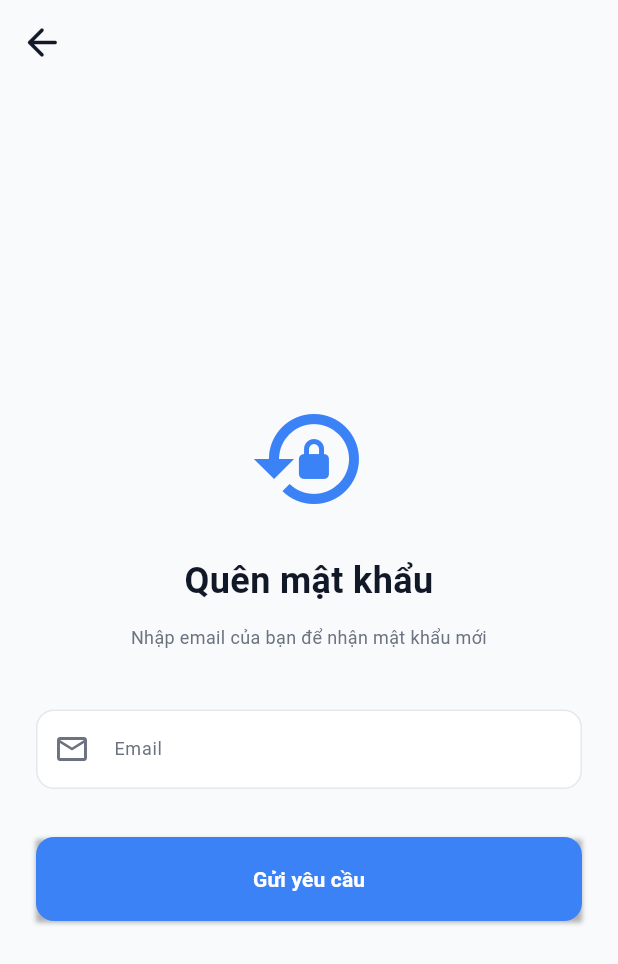
After one commit to tuananh0405-collab/app-fe-v2, a Flutter app: the screen it shows after launch, after a tap on "Forgot password?", on a phone screen of 412 x 824 dp. The commit adds this screen. Shown: the top 964 px of the screen. Run offline on Flutter 3.47's test engine with Material 3 defaults, Android fonts, the phone set to English and light mode, and no system bars; drawn by our look-alikes of flutter_animate; our stand-ins replace dartz, device_info_plus, dio, equatable, firebase_core, firebase_messaging and 16 more; accounts and stored records are empty; network calls fail; Roboto replaces fonts that are missing (Poppins).

Commit message:
add forgot password

```diff
--- a/lib/core/routing/app_router.dart
+++ b/lib/core/routing/app_router.dart
@@ -20,6 +20,7 @@ import 'package:go_router/go_router.dart';
 
 import '../../features/auth/application/auth_controller.dart';
 import '../../features/auth/presentation/sign_in_screen.dart';
+import '../../features/auth/presentation/forgot_password_screen.dart';
 import '../../features/auth/presentation/change_password_screen.dart';
 import '../../features/auth/providers/auth_providers.dart';
 import '../../features/home/presentation/home_screen.dart';
@@ -37,6 +38,7 @@ final routerProvider = Provider<GoRouter>((ref) {
     redirect: (context, state) {
       final currentPath = state.uri.path;
       final loggingIn = currentPath == AppRoutePath.signIn;
+      final forgotPassword = currentPath == AppRoutePath.forgotPassword;
       final changingPassword = currentPath == AppRoutePath.changePassword;
 
       if (changingPassword) {
@@ -48,7 +50,8 @@ final routerProvider = Provider<GoRouter>((ref) {
       }
 
       if (!auth.isAuthenticated) {
-        return loggingIn ? null : AppRoutePath.signIn;
+        // Allow access to sign-in and forgot-password screens when unauthenticated
+        return (loggingIn || forgotPassword) ? null : AppRoutePath.signIn;
       }
 
       if (loggingIn) {
@@ -64,6 +67,12 @@ final routerProvider = Provider<GoRouter>((ref) {
         path: AppRoutePath.signIn,
         name: AppRouteName.signIn,
         builder: (context, state) => const SignInScreen(),
+      ),
+
+      GoRoute(
+        path: AppRoutePath.forgotPassword,
+        name: AppRouteName.forgotPassword,
+        builder: (context, state) => const ForgotPasswordScreen(),
       ),
 
       GoRoute(
--- a/lib/core/routing/routes.dart
+++ b/lib/core/routing/routes.dart
@@ -1,6 +1,7 @@
 class AppRouteName {
 
   static const signIn = 'sign-in';
+  static const forgotPassword = 'forgot-password';
   static const changePassword = 'change-password';
   static const home = 'home';
 
@@ -47,6 +48,7 @@ class AppRouteName {
 class AppRoutePath {
 
   static const signIn = '/sign-in';
+  static const forgotPassword = '/forgot-password';
   static const changePassword = '/change-password';
   static const home = '/home';
 
--- a/lib/features/auth/domain/repositories/auth_repository.dart
+++ b/lib/features/auth/domain/repositories/auth_repository.dart
@@ -23,4 +23,6 @@ abstract class AuthRepository {
     required String currentPassword,
     required String newPassword,
   });
+
+  Future<Either<Failure, void>> forgotPassword({required String email});
 }
--- /dev/null
+++ b/lib/features/auth/domain/usecases/forgot_password_usecase.dart
@@ -0,0 +1,15 @@
+import 'package:dartz/dartz.dart';
+import '../../../../core/error/failures.dart';
+import '../../../../core/usecases/usecase.dart';
+import '../repositories/auth_repository.dart';
+
+class ForgotPasswordUseCase implements UseCase<void, String> {
+  final AuthRepository repository;
+
+  ForgotPasswordUseCase(this.repository);
+
+  @override
+  Future<Either<Failure, void>> call(String email) async {
+    return await repository.forgotPassword(email: email);
+  }
+}
--- /dev/null
+++ b/lib/features/auth/presentation/forgot_password_screen.dart
@@ -0,0 +1,179 @@
+import 'package:flutter/material.dart';
+import 'package:flutter_riverpod/flutter_riverpod.dart';
+import 'package:go_router/go_router.dart';
+import '../../../flutter_flow/flutter_flow.dart';
+import '../providers/auth_providers.dart';
+
+class ForgotPasswordScreen extends ConsumerStatefulWidget {
+  const ForgotPasswordScreen({super.key});
+
+  @override
+  ConsumerState<ForgotPasswordScreen> createState() => _ForgotPasswordScreenState();
+}
+
+class _ForgotPasswordScreenState extends ConsumerState<ForgotPasswordScreen>
+    with TickerProviderStateMixin, AnimationControllerMixin<ForgotPasswordScreen> {
+  final _formKey = GlobalKey<FormState>();
+  final _emailController = TextEditingController();
+
+  @override
+  void initState() {
+    super.initState();
+    setupAnimations({
+      'logoOnPageLoad': AnimationInfo(
+        trigger: AnimationTrigger.onPageLoad,
+        effects: FFAnimations.scaleIn(
+          delay: const Duration(milliseconds: 100),
+          duration: const Duration(milliseconds: 600),
+        ),
+      ),
+      'formOnPageLoad': AnimationInfo(
+        trigger: AnimationTrigger.onPageLoad,
+        effects: FFAnimations.fadeInSlideUp(
+          delay: const Duration(milliseconds: 200),
+          duration: const Duration(milliseconds: 600),
+        ),
+      ),
+    });
+  }
+
+  @override
+  void dispose() {
+    _emailController.dispose();
+    super.dispose();
+  }
+
+  void _handleSubmit() {
+    if (_formKey.currentState!.validate()) {
+      ref.read(forgotPasswordControllerProvider.notifier).forgotPassword(
+            _emailController.text.trim(),
+          );
+    }
+  }
+
+  @override
+  Widget build(BuildContext context) {
+    final state = ref.watch(forgotPasswordControllerProvider);
+    final theme = FlutterFlowTheme.of(context);
+
+    ref.listen(forgotPasswordControllerProvider, (previous, next) {
+      if (next.errorMessage != null) {
+        showSnackbar(context, next.errorMessage!);
+      }
+      if (next.isSuccess) {
+        showSnackbar(context, 'Mật khẩu mới đã được gửi vào email của bạn');
+        context.pop();
+        ref.read(forgotPasswordControllerProvider.notifier).reset();
+      }
+    });
+
+    return Scaffold(
+      backgroundColor: theme.primaryBackground,
+      appBar: AppBar(
+        backgroundColor: theme.primaryBackground,
+        automaticallyImplyLeading: false,
+        leading: IconButton(
+          icon: Icon(
+            Icons.arrow_back_rounded,
+            color: theme.primaryText,
+            size: 30,
+          ),
+          onPressed: () => context.pop(),
+        ),
+        elevation: 0,
+      ),
+      body: SafeArea(
+        child: Center(
+          child: SingleChildScrollView(
+            padding: const EdgeInsets.all(24.0),
+            child: Form(
+              key: _formKey,
+              child: Column(
+                mainAxisAlignment: MainAxisAlignment.center,
+                crossAxisAlignment: CrossAxisAlignment.stretch,
+                children: [
+                  Icon(
+                    Icons.lock_reset,
+                    size: 80,
+                    color: theme.primaryColor,
+                  ).animateOnPageLoad(animationsMap['logoOnPageLoad']!),
+                  const SizedBox(height: 24),
+                  Text(
+                    'Quên mật khẩu',
+                    style: theme.title1,
+                    textAlign: TextAlign.center,
+                  ),
+                  const SizedBox(height: 12),
+                  Text(
+                    'Nhập email của bạn để nhận mật khẩu mới',
+                    style: theme.bodyText2,
+                    textAlign: TextAlign.center,
+                  ),
+                  const SizedBox(height: 40),
+                  TextFormField(
+                    controller: _emailController,
+                    keyboardType: TextInputType.emailAddress,
+                    style: theme.bodyText1,
+                    decoration: InputDecoration(
+                      labelText: 'Email',
+                      labelStyle: theme.bodyText2,
+                      prefixIcon: Icon(Icons.email_outlined, color: theme.secondaryText),
+                      border: OutlineInputBorder(
+                        borderRadius: BorderRadius.circular(12),
+                      ),
+                      enabledBorder: OutlineInputBorder(
+                        borderRadius: BorderRadius.circular(12),
+                        borderSide: BorderSide(color: theme.alternate),
+                      ),
+                      focusedBorder: OutlineInputBorder(
+                        borderRadius: BorderRadius.circular(12),
+                        borderSide: BorderSide(color: theme.primaryColor, width: 2),
+                      ),
+                      filled: true,
+                      fillColor: theme.secondaryBackground,
+                    ),
+                    validator: (value) {
+                      if (value == null || value.isEmpty) {
+                        return 'Vui lòng nhập email';
+                      }
+                      if (!RegExp(r'^[\w-\.]+@([\w-]+\.)+[\w-]{2,4}$')
+                          .hasMatch(value)) {
+                        return 'Email không hợp lệ';
+                      }
+                      return null;
+                    },
+                  ),
+                  const SizedBox(height: 32),
+                  FFButton(
+                    onPressed: state.isLoading ? null : _handleSubmit,
+                    text: 'Gửi yêu cầu',
+                    options: FFButtonOptions(
+                      width: double.infinity,
+                      height: 56,
+                      color: theme.primaryColor,
+                      disabledColor: theme.secondaryText,
+                      textStyle: theme.subtitle1.override(
+                        color: Colors.white,
+                        fontWeight: FontWeight.w600,
+                      ),
+                      borderRadius: BorderRadius.circular(12),
+                      elevation: 2,
+                    ),
+                  ),
+                  if (state.isLoading)
+                    Padding(
+                      padding: const EdgeInsets.only(top: 16),
+                      child: FFLoadingIndicator(
+                        size: 40,
+                        color: theme.primaryColor,
+                      ),
+                    ),
+                ],
+              ).animateOnPageLoad(animationsMap['formOnPageLoad']!),
+            ),
+          ),
+        ),
+      ),
+    );
+  }
+}
--- a/lib/features/auth/presentation/sign_in_screen.dart
+++ b/lib/features/auth/presentation/sign_in_screen.dart
@@ -137,11 +137,11 @@ class _SignInScreenState extends ConsumerState<SignInScreen>
                     ),
                     validator: (value) {
                       if (value == null || value.isEmpty) {
-                        return 'Vui lòng nhập email';
+                        return 'Please enter your email';
                       }
                       if (!RegExp(r'^[\w-\.]+@([\w-]+\.)+[\w-]{2,4}$')
                           .hasMatch(value)) {
-                        return 'Email không hợp lệ';
+                        return 'Please enter a valid email';
                       }
                       return null;
                     },
@@ -154,7 +154,7 @@ class _SignInScreenState extends ConsumerState<SignInScreen>
                     obscureText: _obscurePassword,
                     style: theme.bodyText1,
                     decoration: InputDecoration(
-                      labelText: 'Mật khẩu',
+                      labelText: 'Password',
                       labelStyle: theme.bodyText2,
                       prefixIcon: Icon(Icons.lock_outline, color: theme.secondaryText),
                       border: OutlineInputBorder(
@@ -186,12 +186,31 @@ class _SignInScreenState extends ConsumerState<SignInScreen>
                     ),
                     validator: (value) {
                       if (value == null || value.isEmpty) {
-                        return 'Vui lòng nhập mật khẩu';
+                        return 'Please enter your password';
                       }
                       return null;
                     },
                   ),
-                  const SizedBox(height: 32),
+                  const SizedBox(height: 16),
+
+                  // Forgot Password
+                  Align(
+                    alignment: Alignment.centerRight,
+                    child: TextButton(
+                      onPressed: () {
+                        context.push(AppRoutePath.forgotPassword);
+                      },
+                      child: Text(
+                        'Forgot password?',
+                        style: theme.bodyText2.override(
+                          color: theme.primaryColor,
+                          fontWeight: FontWeight.w600,
+                        ),
+                      ),
+                    ),
+                  ),
+
+                  const SizedBox(height: 24),
 
                   // Login Button
                   FFButton(
--- a/lib/features/auth/providers/auth_providers.dart
+++ b/lib/features/auth/providers/auth_providers.dart
@@ -11,6 +11,9 @@ import '../presentation/controllers/login_controller.dart';
 import '../presentation/controllers/change_password_controller.dart';
 import '../presentation/state/login_state.dart';
 import '../presentation/state/change_password_state.dart';
+import '../domain/usecases/forgot_password_usecase.dart';
+import '../presentation/controllers/forgot_password_controller.dart';
+import '../presentation/state/forgot_password_state.dart';
 
 // Data Source Provider
 final authRemoteDataSourceProvider = Provider<AuthRemoteDataSource>((ref) {
@@ -48,5 +51,16 @@ final loginControllerProvider = NotifierProvider<LoginController, LoginState>(
 // Change Password Controller Provider
 final changePasswordControllerProvider =
     NotifierProvider<ChangePasswordController, ChangePasswordState>(
-      () => ChangePasswordController(),
-    );
+  () => ChangePasswordController(),
+);
+
+// Forgot Password Controller Provider
+final forgotPasswordControllerProvider =
+    NotifierProvider<ForgotPasswordController, ForgotPasswordState>(
+  () => ForgotPasswordController(),
+);
+
+// Use Case Provider
+final forgotPasswordUseCaseProvider = Provider<ForgotPasswordUseCase>((ref) {
+  return ForgotPasswordUseCase(ref.read(authRepositoryProvider));
+});
```
Also changed, not shown: lib/features/auth/data/datasources/auth_remote_datasource.dart (+39 -0 lines), lib/features/auth/data/repositories/auth_repository_impl.dart (+18 -0 lines), lib/features/auth/presentation/controllers/forgot_password_controller.dart (added, +39 -0 lines), lib/features/auth/presentation/state/forgot_password_state.dart (added, +23 -0 lines).
